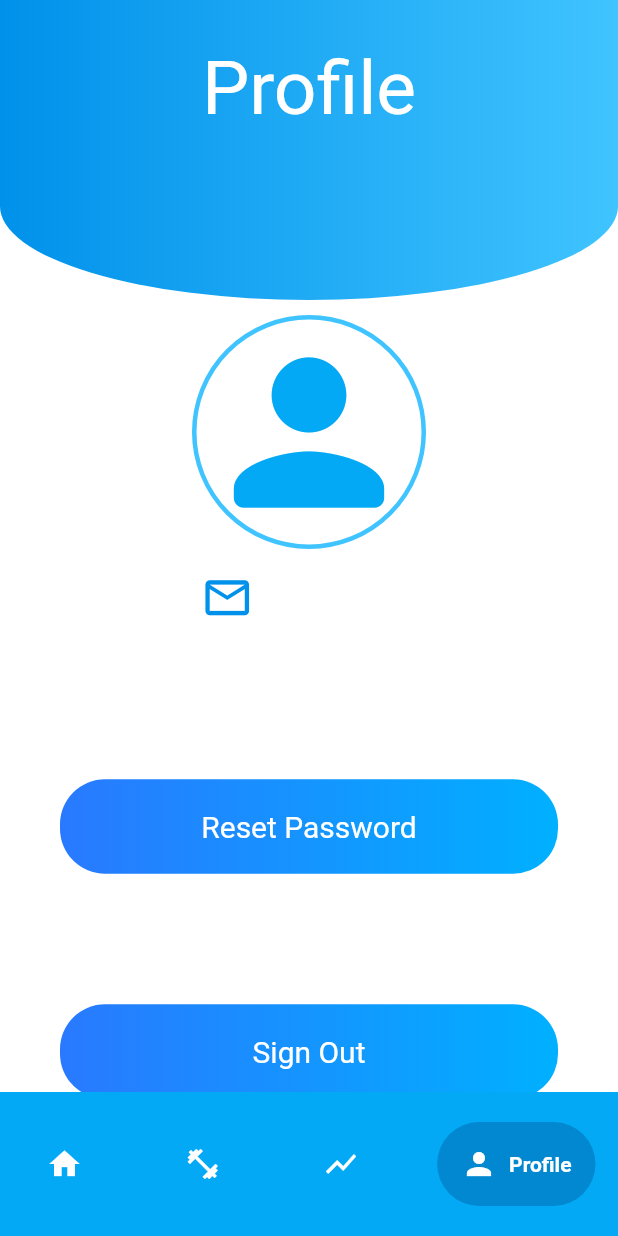
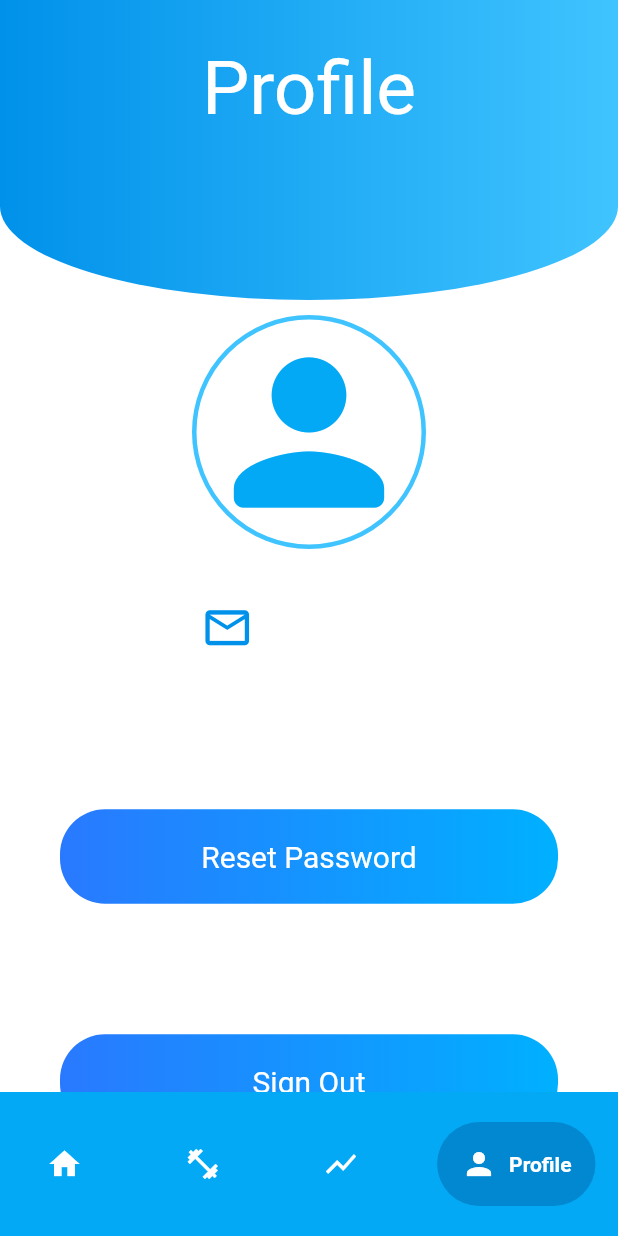
Before and after one commit to sriharshak27/tracker, a Flutter app: the screen it shows once a user with an empty profile is signed in, item 4 of the bottom bar chosen, on a phone screen of 412 x 824 dp. Run offline on Flutter 3.47's test engine with Material 2 defaults, Android fonts, the phone set to English and light mode, and no system bars; drawn by our look-alikes of google_nav_bar; our stand-ins replace firebase_auth, firebase_core; accounts and stored records are empty.

Commit message:
changed spacing in pfp page

```diff
--- a/lib/pages/profile_page.dart
+++ b/lib/pages/profile_page.dart
@@ -71,7 +71,7 @@ class _ProfilePageState extends State<ProfilePage> {
               color: Colors.lightBlue,
             ),
           ),
-          SizedBox(height: 15,),
+          SizedBox(height: 35,),
           Padding(
             padding: const EdgeInsets.symmetric(horizontal: 25.0),
             child: Row(
```
